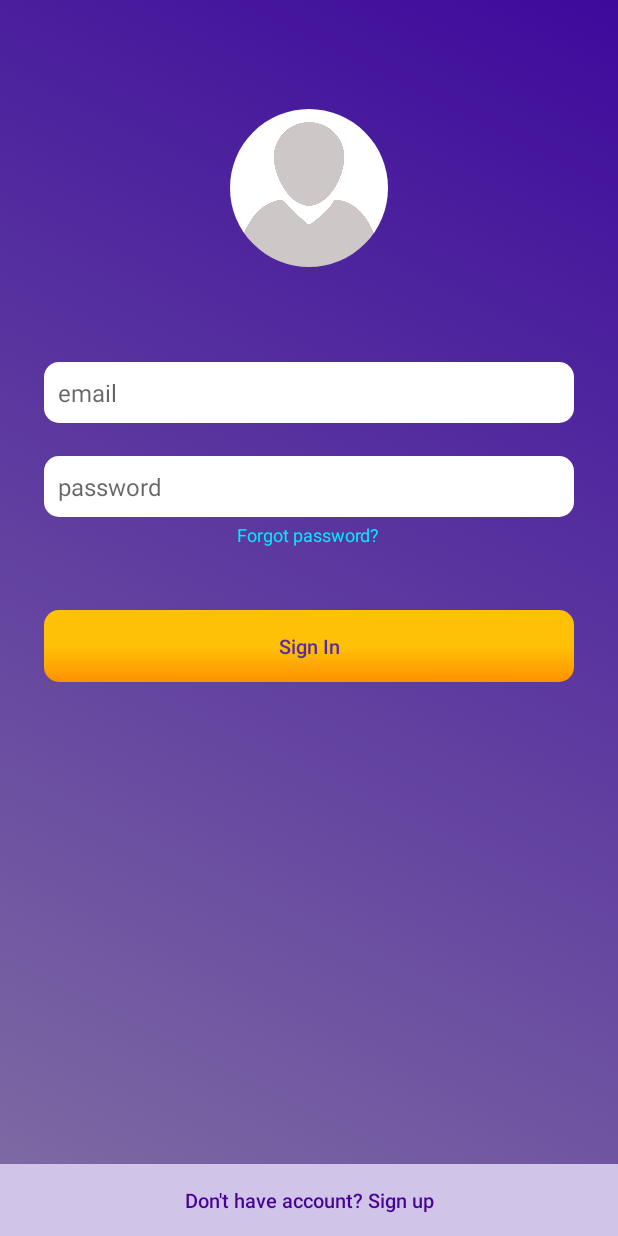
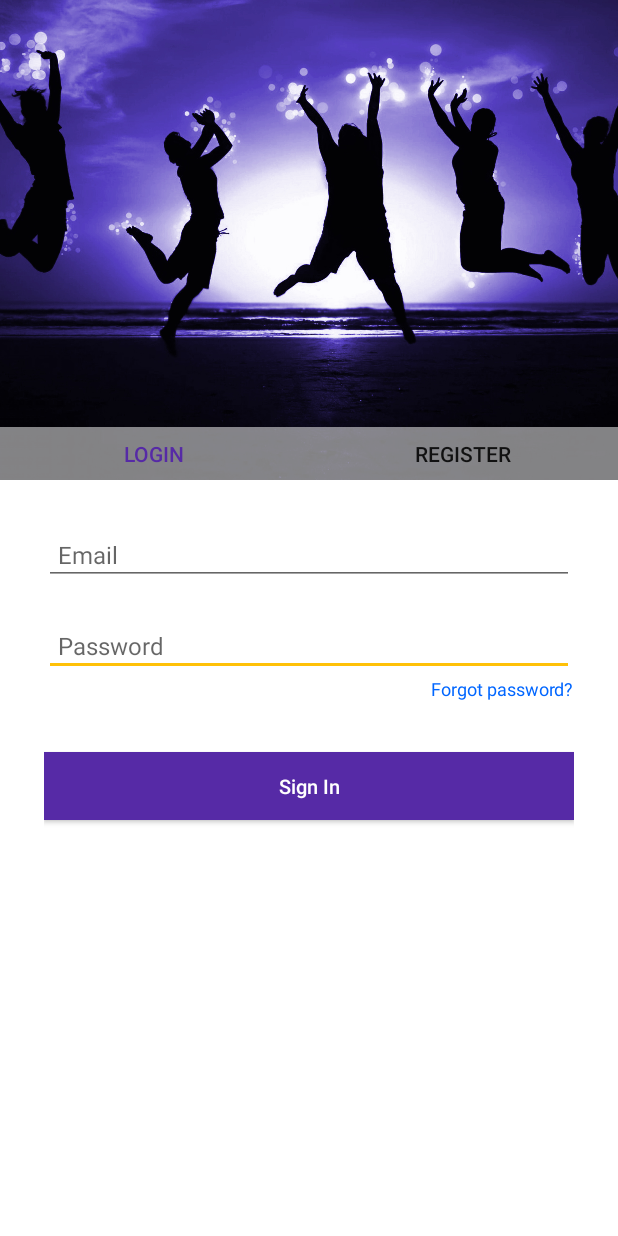
Before and after one commit to Pancor/Stagap, an Android app: the screen it shows after launch (LoginActivity), on a phone screen of 412 x 824 dp. Run offline under Robolectric (Android 15) with nearby library versions, the phone set to English and light mode, and no system bars; our stand-ins replace Firebase (no records; nobody signed in at launch, a user with empty details on screens opened directly).

Commit message:
Login process

```diff
--- a/app/build.gradle
+++ b/app/build.gradle
@@ -40,4 +40,6 @@ dependencies {
 
 
 
+
+
 apply plugin: 'com.google.gms.google-services'
--- a/app/src/main/java/com/stagap/stagap/LoginActivity.java
+++ b/app/src/main/java/com/stagap/stagap/LoginActivity.java
@@ -1,101 +1,41 @@
 package com.stagap.stagap;
 
-import android.content.Intent;
 import android.os.Bundle;
+import android.support.v4.app.Fragment;
+import android.support.v4.app.FragmentTransaction;
 import android.support.v7.app.AppCompatActivity;
-import android.telephony.PhoneNumberUtils;
-import android.text.TextUtils;
 import android.view.View;
-import android.widget.Button;
-import android.widget.EditText;
-import android.widget.RelativeLayout;
-import android.widget.Toast;
-
-import com.google.android.gms.tasks.OnCompleteListener;
-import com.google.android.gms.tasks.Task;
-import com.google.firebase.auth.AuthResult;
-import com.google.firebase.auth.FirebaseAuth;
-
-import java.util.regex.Matcher;
-import java.util.regex.Pattern;
 
 public class LoginActivity extends AppCompatActivity {
-    private Button signInBtn;
-    private Button signUpBtn;
-    private EditText emailField;
-    private EditText passwordField;
-    private RelativeLayout relativeLoading;
-
-    private String email;
-    private String password;
-
-    private FirebaseAuth auth;
+    private FragmentTransaction fragmentTransaction;
 
     @Override
     protected void onCreate(Bundle savedInstanceState) {
         super.onCreate(savedInstanceState);
         setContentView(R.layout.activity_login);
-        auth = FirebaseAuth.getInstance();
+        fragmentTransaction = getSupportFragmentManager().beginTransaction();
+        setFragment(new LoginFragment());
+    }
 
-        emailField = findViewById(R.id.emailField);
-        passwordField = findViewById(R.id.passwordField);
-        signUpBtn = findViewById(R.id.signUpButton);
-        relativeLoading= findViewById(R.id.relativeLoading);
-
-
-        signInBtn = findViewById(R.id.signInBtn);
-        signInBtn.setOnClickListener(new View.OnClickListener() {
-            @Override
-            public void onClick(View view) {
-                email = emailField.getText().toString();
-                password = passwordField.getText().toString();
-                if(!TextUtils.isEmpty(password) && !TextUtils.isEmpty(email)){
-                    setLoading(true);
-                    auth.signInWithEmailAndPassword(email, password).addOnCompleteListener
-                            (new OnCompleteListener<AuthResult>() {
-                                @Override
-                                public void onComplete(Task<AuthResult> task) {
-                                    if (task.isSuccessful()) {
-                                        Intent intent = new Intent(getBaseContext(), MainActivity.class);
-                                        setLoading(false);
-                                        startActivity(intent);
-                                        finish();
-                                    } else {
-                                        setLoading(false);
-                                        Toast.makeText(LoginActivity.this, "Login error",
-                                                Toast.LENGTH_SHORT).show();
-                                    }
-                                }
-                            });
-                }else{
-                    Toast.makeText(LoginActivity.this, "The fields are empty",
-                            Toast.LENGTH_SHORT).show();
-                }
-            }
-        });
-
-        signUpBtn.setOnClickListener(new View.OnClickListener() {
-            @Override
-            public void onClick(View view) {
-                Intent intent = new Intent(getBaseContext(), RegisterActivity.class);
-                startActivity(intent);
-            }
-        });
-
-
+    public void onClick(View view){
+        int id = view.getId();
+        switch(id){
+            case(R.id.baseLoginBtn):
+                LoginFragment loginFragment = new LoginFragment();
+                setFragment(loginFragment);
+                break;
+            case(R.id.baseRegBtn):
+                RegisterFragment registerFragment = new RegisterFragment();
+                setFragment(registerFragment);
+                break;
+        }
 
     }
 
-    private void setLoading(Boolean truefalse){
-        if(truefalse.equals(true)){
-            relativeLoading.setVisibility(View.VISIBLE);
-        }else{
-            relativeLoading.setVisibility(View.GONE);
-        }
-        signUpBtn.setClickable(!truefalse);
-        signInBtn.setClickable(!truefalse);
-        emailField.setEnabled(!truefalse);
-        passwordField.setEnabled(!truefalse);
+    private void setFragment(Fragment fragment){
+        fragmentTransaction.replace(R.id.loginRegFragment, fragment);
+        fragmentTransaction.commit();
+
     }
 
 }
--- /dev/null
+++ b/app/src/main/java/com/stagap/stagap/LoginFragment.java
@@ -0,0 +1,91 @@
+package com.stagap.stagap;
+
+
+import android.content.Intent;
+import android.os.Bundle;
+import android.support.v4.app.Fragment;
+import android.text.TextUtils;
+import android.view.LayoutInflater;
+import android.view.View;
+import android.view.ViewGroup;
+import android.widget.Button;
+import android.widget.EditText;
+import android.widget.RelativeLayout;
+import android.widget.TextView;
+import android.widget.Toast;
+
+import com.google.android.gms.tasks.OnCompleteListener;
+import com.google.android.gms.tasks.Task;
+import com.google.firebase.auth.AuthResult;
+import com.google.firebase.auth.FirebaseAuth;
+
+
+public class LoginFragment extends Fragment {
+    private Button signInBtn;
+    private EditText emailField;
+    private EditText passwordField;
+    private RelativeLayout relativeLoading;
+
+    private String email;
+    private String password;
+
+    private FirebaseAuth auth;
+
+
+    @Override
+    public View onCreateView(LayoutInflater inflater, ViewGroup container,
+                             Bundle savedInstanceState) {
+        View view = inflater.inflate(R.layout.fragment_login, container, false);
+        auth = FirebaseAuth.getInstance();
+
+        emailField = view.findViewById(R.id.emailField);
+        passwordField = view.findViewById(R.id.passwordField);
+        relativeLoading= view.findViewById(R.id.relativeLoading);
+
+
+        signInBtn = view.findViewById(R.id.signInBtn);
+        signInBtn.setOnClickListener(new View.OnClickListener() {
+            @Override
+            public void onClick(View view) {
+                email = emailField.getText().toString();
+                password = passwordField.getText().toString();
+                if(!TextUtils.isEmpty(password) && !TextUtils.isEmpty(email)){
+                    setLoading(true);
+                    auth.signInWithEmailAndPassword(email, password).addOnCompleteListener
+                            (new OnCompleteListener<AuthResult>() {
+                                @Override
+                                public void onComplete(Task<AuthResult> task) {
+                                    if (task.isSuccessful()) {
+                                        Intent intent = new Intent(getActivity(), MainActivity.class);
+                                        setLoading(false);
+                                        startActivity(intent);
+                                        getActivity().finish();
+                                    } else {
+                                        setLoading(false);
+                                        Toast.makeText(getActivity(), "Login error",
+                                                Toast.LENGTH_SHORT).show();
+                                    }
+                                }
+                            });
+                }else{
+                    Toast.makeText(getActivity(), "The fields are empty",
+                            Toast.LENGTH_SHORT).show();
+                }
+            }
+        });
+
+        return view;
+    }
+
+    private void setLoading(Boolean truefalse){
+        if(truefalse.equals(true)){
+            relativeLoading.setVisibility(View.VISIBLE);
+        }else{
+            relativeLoading.setVisibility(View.GONE);
+        }
+        signInBtn.setClickable(!truefalse);
+        emailField.setEnabled(!truefalse);
+        passwordField.setEnabled(!truefalse);
+    }
+
+}
--- a/app/src/main/res/drawable/button_style_one.xml
+++ b/app/src/main/res/drawable/button_style_one.xml
@@ -2,14 +2,12 @@
 <selector xmlns:android="http://schemas.android.com/apk/res/android">
     <item>
         <shape>
-            <corners
-                android:radius="10dp"/>
             <solid
                 android:color="@color/colorAccent"/>
             <gradient
-                android:startColor="@color/colorAccent"
-                android:centerColor="@color/colorAccent"
-                android:endColor="#ff9100"
+                android:startColor="@color/colorPrimary"
+                android:centerColor="@color/colorPrimary"
+                android:endColor="@color/colorPrimaryDark"
                 android:angle="270"/>
         </shape>
     </item>
--- a/app/src/main/res/drawable/edittext_style_one.xml
+++ b/app/src/main/res/drawable/edittext_style_one.xml
@@ -3,7 +3,7 @@
 <item>
     <shape>
         <corners
-            android:radius="10dp"/>
+            android:radius="5dp"/>
         <solid
             android:color="@android:color/white"/>
         <padding
--- /dev/null
+++ b/app/src/main/res/drawable/loginregister_buttons.xml
@@ -0,0 +1,17 @@
+<?xml version="1.0" encoding="utf-8"?>
+<selector xmlns:android="http://schemas.android.com/apk/res/android">
+
+    <item>
+        <shape>
+            <solid
+                android:color="#82ffffff"/>
+        </shape>
+    </item>
+
+    <item android:state_enabled="true">
+        <shape>
+            <solid android:color="#ffffff" />
+        </shape>
+    </item>
+
+</selector>
--- a/app/src/main/res/layout/activity_login.xml
+++ b/app/src/main/res/layout/activity_login.xml
@@ -1,84 +1,68 @@
 <?xml version="1.0" encoding="utf-8"?>
-<RelativeLayout
+<FrameLayout
     xmlns:android="http://schemas.android.com/apk/res/android"
     xmlns:app="http://schemas.android.com/apk/res-auto"
-    android:layout_width="match_parent"
-    android:layout_height="match_parent"
-    android:background="@drawable/background">
-
-    <FrameLayout
     android:layout_width="match_parent"
     android:layout_height="match_parent">
 
     <RelativeLayout
         android:id="@+id/relativeLayout"
         android:layout_width="match_parent"
+        android:layout_height="wrap_content">
+
+        <FrameLayout
+            android:id="@+id/loginRegFragment"
+            android:layout_width="match_parent"
             android:layout_height="match_parent"
-            android:padding="29dp">
+            android:layout_below="@id/frameLayout" />
+
+        <FrameLayout
+            android:id="@+id/frameLayout"
+            android:layout_width="match_parent"
+            android:layout_height="320dp"
+            android:layout_alignParentLeft="true"
+            android:layout_alignParentStart="true"
+            android:layout_alignParentTop="true">
+
+            <ImageView
+                android:id="@+id/imageView2"
+                android:layout_width="match_parent"
+                android:layout_height="match_parent"
+                android:layout_alignParentLeft="true"
+                android:layout_alignParentStart="true"
+                android:layout_alignParentTop="true"
+                android:scaleType="centerCrop"
+                android:src="@drawable/happy" />
+
+            <LinearLayout
+                android:layout_width="match_parent"
+                android:layout_height="match_parent"
+                android:layout_gravity="bottom"
+                android:orientation="horizontal">
 
                 <Button
-                android:id="@+id/signInBtn"
-                android:layout_width="match_parent"
-                android:layout_height="wrap_content"
-                android:layout_alignParentLeft="true"
-                android:layout_alignParentStart="true"
-                android:layout_below="@+id/forgotPassText"
-                android:layout_marginTop="42dp"
-                android:background="@drawable/button_style_one"
-                android:text="@string/sign_in"
-                android:textAllCaps="false"
-                android:textColor="@color/colorPrimaryDark"
-                android:textSize="13sp" />
+                    android:id="@+id/baseLoginBtn"
+                    android:layout_width="wrap_content"
+                    android:layout_height="35dp"
+                    android:layout_gravity="bottom"
+                    android:layout_weight="1"
+                    android:background="@drawable/loginregister_buttons"
+                    android:onClick="onClick"
+                    android:text="@string/login"
+                    android:textColor="@color/colorPrimaryDark" />
 
-            <EditText
-                android:id="@+id/passwordField"
-                android:layout_width="match_parent"
-                android:layout_height="wrap_content"
-                android:layout_alignLeft="@+id/emailField"
-                android:layout_alignStart="@+id/emailField"
-                android:layout_below="@+id/emailField"
-                android:layout_marginTop="22dp"
-                android:background="@drawable/edittext_style_one"
-                android:ems="10"
-                android:hint="@string/password"
-                android:inputType="textPassword"
-                android:padding="9dp"
-                android:textSize="16sp" />
+                <Button
+                    android:id="@+id/baseRegBtn"
+                    android:layout_width="wrap_content"
+                    android:layout_height="35dp"
+                    android:layout_gravity="bottom"
+                    android:layout_weight="1"
+                    android:background="@drawable/loginregister_buttons"
+                    android:onClick="onClick"
+                    android:text="Register" />
+            </LinearLayout>
 
-            <EditText
-                android:id="@+id/emailField"
-                android:layout_width="match_parent"
-                android:layout_height="wrap_content"
-                android:layout_alignParentLeft="true"
-                android:layout_alignParentStart="true"
-                android:layout_below="@+id/imageView2"
-                android:layout_marginTop="63dp"
-                android:background="@drawable/edittext_style_one"
-                android:hint="@string/email"
-                android:inputType="textEmailAddress"
-                android:padding="9dp"
-                android:shadowColor="@color/colorPrimary"
-                android:textSize="16sp" />
-
-            <TextView
-                android:id="@+id/forgotPassText"
-                android:layout_width="wrap_content"
-                android:layout_height="wrap_content"
-                android:layout_below="@+id/passwordField"
-                android:layout_centerHorizontal="true"
-                android:layout_marginTop="3dp"
-                android:text="Forgot password?"
-                android:textColor="@color/colorLight"
-                android:textSize="12sp" />
-
-            <de.hdodenhof.circleimageview.CircleImageView
-                android:id="@+id/imageView2"
-                android:layout_width="105dp"
-                android:layout_height="105dp"
-                android:layout_alignParentTop="true"
-                android:layout_centerHorizontal="true"
-                android:layout_marginTop="43dp"
-                android:src="@drawable/defaultprofile" />
+        </FrameLayout>
 
     </RelativeLayout>
 
@@ -98,26 +82,5 @@
             android:layout_centerVertical="true" />
     </RelativeLayout>
 
-        <RelativeLayout
-            android:layout_width="match_parent"
-            android:layout_height="match_parent">
-
-            <Button
-                android:id="@+id/signUpButton"
-                android:layout_width="match_parent"
-                android:layout_height="wrap_content"
-                android:layout_alignParentBottom="true"
-                android:layout_centerHorizontal="true"
-                android:layout_marginTop="72dp"
-                android:background="@color/colorPrimaryLight"
-                android:text="@string/don_t_have_account_sign_up"
-                android:textAllCaps="false"
-                android:textColor="#490097"
-                android:textSize="13sp" />
-
-        </RelativeLayout>
 
 </FrameLayout>
-
-
-</RelativeLayout>
--- /dev/null
+++ b/app/src/main/res/layout/fragment_login.xml
@@ -0,0 +1,70 @@
+<FrameLayout xmlns:android="http://schemas.android.com/apk/res/android"
+    xmlns:tools="http://schemas.android.com/tools"
+    android:layout_width="match_parent"
+    android:layout_height="match_parent"
+    tools:context="com.stagap.stagap.LoginFragment">
+
+    <!-- TODO: Update blank fragment layout -->
+    <RelativeLayout
+        android:id="@+id/valuesRelative"
+        android:layout_width="match_parent"
+        android:layout_height="match_parent"
+        android:layout_alignParentLeft="true"
+        android:layout_alignParentStart="true"
+        android:layout_below="@+id/frameLayout"
+        android:background="@android:color/white"
+        android:padding="29dp">
+
+        <Button
+            android:id="@+id/signInBtn"
+            android:layout_width="match_parent"
+            android:layout_height="45dp"
+            android:layout_alignEnd="@+id/forgotPassText"
+            android:layout_alignRight="@+id/forgotPassText"
+            android:layout_below="@+id/forgotPassText"
+            android:layout_marginTop="34dp"
+            android:background="@color/colorPrimaryDark"
+            android:text="@string/sign_in"
+            android:textAllCaps="false"
+            android:textColor="@android:color/white"
+            android:textSize="13sp" />
+
+        <EditText
+            android:id="@+id/passwordField"
+            android:layout_width="match_parent"
+            android:layout_height="wrap_content"
+            android:layout_alignParentLeft="true"
+            android:layout_alignParentStart="true"
+            android:layout_below="@+id/emailField"
+            android:layout_marginTop="20dp"
+            android:ems="10"
+            android:hint="@string/password"
+            android:inputType="textPassword"
+            android:padding="9dp"
+            android:textSize="16sp" />
+
+        <EditText
+            android:id="@+id/emailField"
+            android:layout_width="match_parent"
+            android:layout_height="wrap_content"
+            android:layout_centerHorizontal="true"
+            android:hint="@string/email"
+            android:inputType="textEmailAddress"
+            android:padding="9dp"
+            android:shadowColor="@color/colorPrimary"
+            android:textSize="16sp" />
+
+        <TextView
+            android:id="@+id/forgotPassText"
+            android:layout_width="wrap_content"
+            android:layout_height="wrap_content"
+            android:layout_alignParentEnd="true"
+            android:layout_alignParentRight="true"
+            android:layout_below="@+id/passwordField"
+            android:text="@string/forgot_password"
+            android:textColor="@color/colorLight"
+            android:textSize="12sp" />
+
+    </RelativeLayout>
+
+</FrameLayout>
--- a/app/src/main/res/values/colors.xml
+++ b/app/src/main/res/values/colors.xml
@@ -4,5 +4,5 @@
     <color name="colorPrimaryDark">#562aa6</color>
     <color name="colorPrimaryLight">#d1c4e9</color>
     <color name="colorAccent">#FFC107</color>
-    <color name="colorLight">#00eaff</color>
+    <color name="colorLight">#0066ff</color>
 </resources>
--- a/app/src/main/res/values/strings.xml
+++ b/app/src/main/res/values/strings.xml
@@ -9,16 +9,17 @@
     <string name="messages">Messages</string>
     <string name="settings">Settings</string>
     <string name="title_activity_login">LoginActivity</string>
-    <string name="email">email</string>
-    <string name="forgot_password">Forgot password?</string>
+    <string name="email">Email</string>
     <string name="sign_in">Sign In</string>
     <string name="don_t_have_account_sign_up">Don\'t have account? Sign up</string>
-    <string name="password">password</string>
+    <string name="password">Password</string>
     <string name="sign_up">Sign Up</string>
     <string name="already_have_account_sign_in">Already have account? Sign in</string>
-    <string name="repeat_password">repeat password</string>
-    <string name="name">name</string>
-    <string name="surname">surname</string>
+    <string name="repeat_password">Repeat password</string>
+    <string name="name">Name</string>
+    <string name="surname">Surname</string>
+    <string name="forgot_password">Forgot password?</string>
+    <string name="login">Login</string>
 
     <string-array name="ustawienia">
         <item>Wyloguj</item>
```
Also changed, not shown: app/src/main/java/com/stagap/stagap/RegisterFragment.java (added, +18 -0 lines), app/src/main/res/layout/activity_register.xml (+14 -27 lines), app/src/main/res/layout/fragment_register.xml (added, +13 -0 lines), app/src/main/res/drawable/happy.jpg (added), app/src/main/res/drawable/wallpaper.jpg (added). Lines whose indentation alone changed are shown as unchanged.
